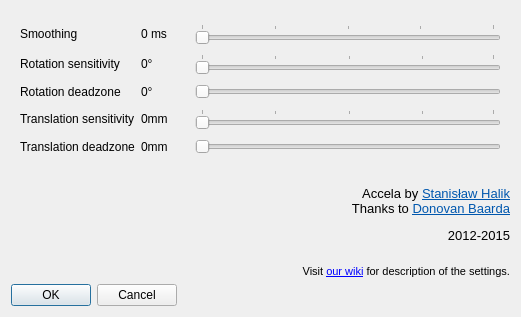
The window that filter-accela/ftnoir_accela_filtercontrols.ui (opentrack/opentrack) describes before a commit, drawn with Qt 5.
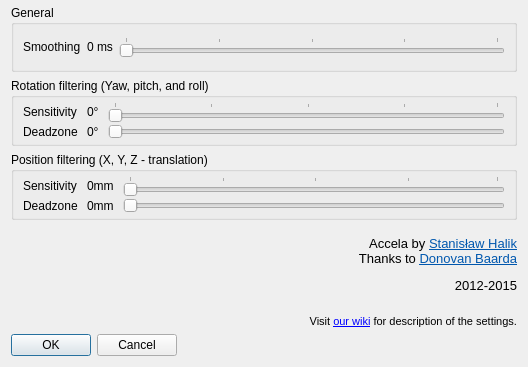
The same window after the commit. Icons and pictures are not drawn.

Commit message:
filter/accela: use less technical language in the UI
To name position tracking "translation" per se is unusual outside of
geometry and hard sciences in general. Clear things up.

Closes #359

```diff
--- a/filter-accela/ftnoir_accela_filtercontrols.ui
+++ b/filter-accela/ftnoir_accela_filtercontrols.ui
@@ -9,8 +9,8 @@
    <rect>
     <x>0</x>
     <y>0</y>
-    <width>521</width>
-    <height>317</height>
+    <width>528</width>
+    <height>367</height>
    </rect>
   </property>
   <property name="windowTitle">
@@ -20,76 +20,37 @@
    <iconset resource="../gui/ui-res.qrc">
     <normaloff>:/images/filter-16.png</normaloff>:/images/filter-16.png</iconset>
   </property>
-  <layout class="QGridLayout" name="gridLayout">
+  <layout class="QGridLayout" name="gridLayout_3">
+   <property name="topMargin">
+    <number>5</number>
+   </property>
    <item row="0" column="0">
-    <widget class="QFrame" name="frame">
-     <property name="frameShape">
-      <enum>QFrame::NoFrame</enum>
+    <widget class="QGroupBox" name="groupBox66">
+     <property name="title">
+      <string>General</string>
      </property>
-     <property name="frameShadow">
-      <enum>QFrame::Raised</enum>
-     </property>
-     <layout class="QGridLayout" name="gridLayout_3">
-      <item row="1" column="3">
-       <widget class="QSlider" name="rotation_slider">
-        <property name="maximum">
-         <number>99</number>
-        </property>
-        <property name="pageStep">
-         <number>5</number>
-        </property>
-        <property name="orientation">
-         <enum>Qt::Horizontal</enum>
-        </property>
-        <property name="tickPosition">
-         <enum>QSlider::TicksAbove</enum>
-        </property>
-        <property name="tickInterval">
-         <number>25</number>
-        </property>
-       </widget>
-      </item>
-      <item row="1" column="0">
-       <widget class="QLabel" name="lblSensYaw_6">
-        <property name="sizePolicy">
-         <sizepolicy hsizetype="Preferred" vsizetype="Minimum">
-          <horstretch>0</horstretch>
-          <verstretch>0</verstretch>
-         </sizepolicy>
-        </property>
-        <property name="text">
-         <string>Rotation sensitivity</string>
-        </property>
-       </widget>
-      </item>
-      <item row="0" column="0">
+     <layout class="QHBoxLayout" name="horizontalLayout">
+      <property name="topMargin">
+       <number>0</number>
+      </property>
+      <property name="bottomMargin">
+       <number>0</number>
+      </property>
+      <item>
        <widget class="QLabel" name="label_2">
         <property name="text">
          <string>Smoothing</string>
         </property>
        </widget>
       </item>
-      <item row="0" column="1">
+      <item>
        <widget class="QLabel" name="ewma_label">
-        <property name="minimumSize">
-         <size>
-          <width>48</width>
-          <height>0</height>
-         </size>
-        </property>
         <property name="text">
          <string>0 ms</string>
         </property>
        </widget>
       </item>
-      <item row="1" column="1">
-       <widget class="QLabel" name="rot_gain">
-        <property name="text">
-         <string>0°</string>
-        </property>
-       </widget>
-      </item>
-      <item row="0" column="3">
+      <item>
        <widget class="QSlider" name="ewma_slider">
         <property name="maximum">
          <number>100</number>
@@ -111,39 +72,82 @@
         </property>
        </widget>
       </item>
-      <item row="6" column="0">
-       <widget class="QLabel" name="label_6">
+     </layout>
+    </widget>
+   </item>
+   <item row="1" column="0">
+    <widget class="QGroupBox" name="groupBox44">
+     <property name="title">
+      <string>Rotation filtering (Yaw, pitch, and roll)</string>
+     </property>
+     <layout class="QGridLayout" name="gridLayout">
+      <property name="topMargin">
+       <number>4</number>
+      </property>
+      <property name="bottomMargin">
+       <number>4</number>
+      </property>
+      <property name="horizontalSpacing">
+       <number>9</number>
+      </property>
+      <property name="verticalSpacing">
+       <number>2</number>
+      </property>
+      <item row="0" column="0">
+       <widget class="QLabel" name="lblSensYaw_6">
+        <property name="sizePolicy">
+         <sizepolicy hsizetype="Preferred" vsizetype="Preferred">
+          <horstretch>0</horstretch>
+          <verstretch>0</verstretch>
+         </sizepolicy>
+        </property>
         <property name="text">
-         <string>Translation deadzone</string>
+         <string>Sensitivity</string>
         </property>
        </widget>
       </item>
-      <item row="4" column="0">
+      <item row="0" column="1">
+       <widget class="QLabel" name="rot_gain">
+        <property name="text">
+         <string>0°</string>
+        </property>
+       </widget>
+      </item>
+      <item row="0" column="2">
+       <widget class="QSlider" name="rotation_slider">
+        <property name="maximum">
+         <number>99</number>
+        </property>
+        <property name="pageStep">
+         <number>5</number>
+        </property>
+        <property name="orientation">
+         <enum>Qt::Horizontal</enum>
+        </property>
+        <property name="tickPosition">
+         <enum>QSlider::TicksAbove</enum>
+        </property>
+        <property name="tickInterval">
+         <number>25</number>
+        </property>
+       </widget>
+      </item>
+      <item row="1" column="0">
        <widget class="QLabel" name="label_4">
         <property name="text">
-         <string>Rotation deadzone</string>
+         <string>Deadzone</string>
         </property>
        </widget>
       </item>
-      <item row="4" column="3">
-       <widget class="QSlider" name="rot_dz_slider">
-        <property name="maximum">
-         <number>100</number>
-        </property>
-        <property name="orientation">
-         <enum>Qt::Horizontal</enum>
-        </property>
-       </widget>
-      </item>
-      <item row="4" column="1">
+      <item row="1" column="1">
        <widget class="QLabel" name="rot_dz">
         <property name="text">
          <string>0°</string>
         </property>
        </widget>
       </item>
-      <item row="6" column="3">
-       <widget class="QSlider" name="trans_dz_slider">
+      <item row="1" column="2">
+       <widget class="QSlider" name="rot_dz_slider">
         <property name="maximum">
          <number>100</number>
         </property>
@@ -152,34 +156,48 @@
         </property>
        </widget>
       </item>
-      <item row="6" column="1">
-       <widget class="QLabel" name="trans_dz">
-        <property name="text">
-         <string>0mm</string>
-        </property>
-       </widget>
-      </item>
-      <item row="5" column="0">
+     </layout>
+    </widget>
+   </item>
+   <item row="2" column="0">
+    <widget class="QGroupBox" name="groupBox_2">
+     <property name="title">
+      <string>Position filtering (X, Y, Z - translation)</string>
+     </property>
+     <layout class="QGridLayout" name="gridLayout_2">
+      <property name="topMargin">
+       <number>4</number>
+      </property>
+      <property name="bottomMargin">
+       <number>4</number>
+      </property>
+      <property name="horizontalSpacing">
+       <number>9</number>
+      </property>
+      <property name="verticalSpacing">
+       <number>2</number>
+      </property>
+      <item row="0" column="0">
        <widget class="QLabel" name="label">
         <property name="sizePolicy">
-         <sizepolicy hsizetype="Preferred" vsizetype="Minimum">
+         <sizepolicy hsizetype="Preferred" vsizetype="Preferred">
           <horstretch>0</horstretch>
           <verstretch>0</verstretch>
          </sizepolicy>
         </property>
         <property name="text">
-         <string>Translation sensitivity</string>
+         <string>Sensitivity</string>
         </property>
        </widget>
       </item>
-      <item row="5" column="1">
+      <item row="0" column="1">
        <widget class="QLabel" name="trans_gain">
         <property name="text">
          <string>0mm</string>
         </property>
        </widget>
       </item>
-      <item row="5" column="3">
+      <item row="0" column="2">
        <widget class="QSlider" name="translation_slider">
         <property name="maximum">
          <number>99</number>
@@ -198,23 +216,34 @@
         </property>
        </widget>
       </item>
+      <item row="1" column="0">
+       <widget class="QLabel" name="label_6">
+        <property name="text">
+         <string>Deadzone</string>
+        </property>
+       </widget>
+      </item>
+      <item row="1" column="1">
+       <widget class="QLabel" name="trans_dz">
+        <property name="text">
+         <string>0mm</string>
+        </property>
+       </widget>
+      </item>
+      <item row="1" column="2">
+       <widget class="QSlider" name="trans_dz_slider">
+        <property name="maximum">
+         <number>100</number>
+        </property>
+        <property name="orientation">
+         <enum>Qt::Horizontal</enum>
+        </property>
+       </widget>
+      </item>
      </layout>
     </widget>
    </item>
    <item row="3" column="0">
-    <widget class="QDialogButtonBox" name="buttonBox">
-     <property name="sizePolicy">
-      <sizepolicy hsizetype="Maximum" vsizetype="Maximum">
-       <horstretch>0</horstretch>
-       <verstretch>0</verstretch>
-      </sizepolicy>
-     </property>
-     <property name="standardButtons">
-      <set>QDialogButtonBox::Cancel|QDialogButtonBox::Ok</set>
-     </property>
-    </widget>
-   </item>
-   <item row="1" column="0">
     <widget class="QLabel" name="label_9">
      <property name="sizePolicy">
       <sizepolicy hsizetype="Minimum" vsizetype="Maximum">
@@ -259,6 +288,19 @@
      </property>
     </widget>
    </item>
+   <item row="4" column="0">
+    <widget class="QDialogButtonBox" name="buttonBox">
+     <property name="sizePolicy">
+      <sizepolicy hsizetype="Maximum" vsizetype="Maximum">
+       <horstretch>0</horstretch>
+       <verstretch>0</verstretch>
+      </sizepolicy>
+     </property>
+     <property name="standardButtons">
+      <set>QDialogButtonBox::Cancel|QDialogButtonBox::Ok</set>
+     </property>
+    </widget>
+   </item>
   </layout>
  </widget>
  <tabstops>
```
Left out of the diff: 6 changed lines with no effect on the pictures.
